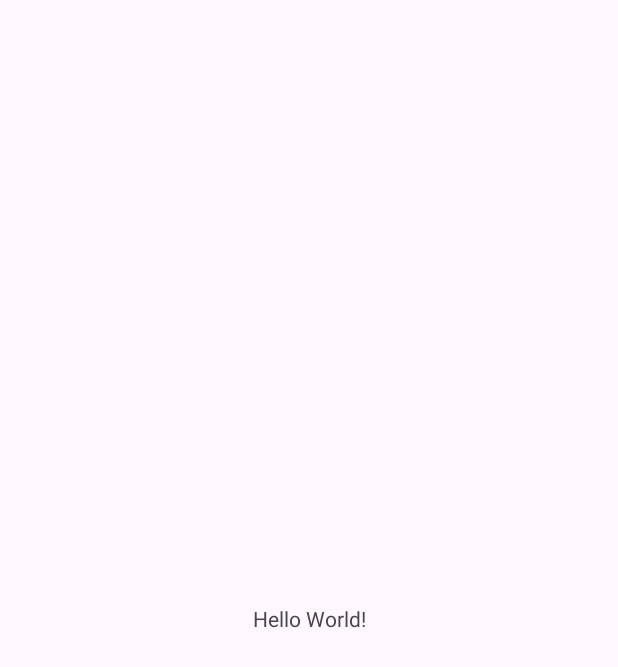
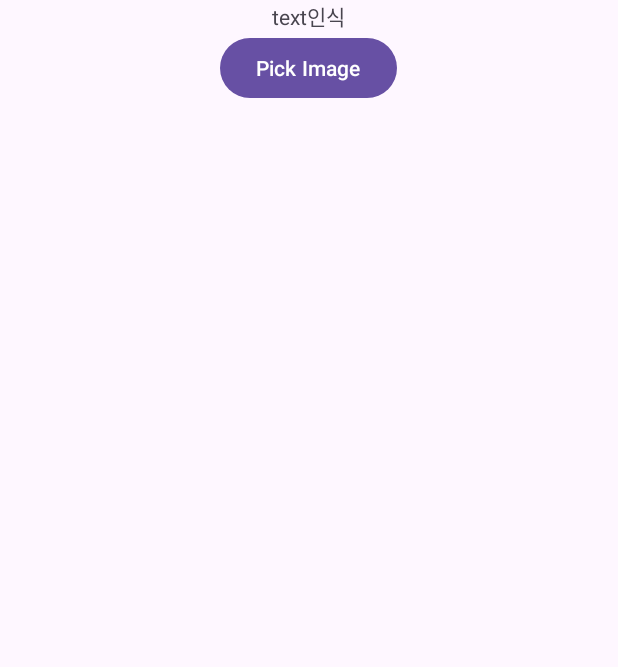
Before and after one commit to kimbamtol/And, an Android app: the screen it shows after launch (MainActivity), on a phone screen of 412 x 824 dp. Before the commit the part shown is almost empty. Shown: the top 667 px of the screen. Run offline under Robolectric (Android 15) with nearby library versions, the phone set to English and light mode, and no system bars; our stand-ins replace data binding; libraries missing offline, so code that uses them is left out: com.google.mlkit.vision.

Commit message:
[new] use ML KIT for recognize text from image

```diff
--- a/app/src/main/res/layout/activity_main.xml
+++ b/app/src/main/res/layout/activity_main.xml
@@ -1,18 +1,39 @@
 <?xml version="1.0" encoding="utf-8"?>
-<androidx.constraintlayout.widget.ConstraintLayout xmlns:android="http://schemas.android.com/apk/res/android"
-    xmlns:app="http://schemas.android.com/apk/res-auto"
-    xmlns:tools="http://schemas.android.com/tools"
+<layout xmlns:android="http://schemas.android.com/apk/res/android"
+        xmlns:app="http://schemas.android.com/apk/res-auto"
+        xmlns:tools="http://schemas.android.com/tools">
+<androidx.appcompat.widget.LinearLayoutCompat
     android:layout_width="match_parent"
     android:layout_height="match_parent"
+    android:gravity="center_horizontal"
+    android:orientation="vertical"
     tools:context=".MainActivity">
 
     <TextView
         android:layout_width="wrap_content"
         android:layout_height="wrap_content"
-        android:text="Hello World!"
+        android:text="@string/text"
         app:layout_constraintBottom_toBottomOf="parent"
         app:layout_constraintEnd_toEndOf="parent"
         app:layout_constraintStart_toStartOf="parent"
         app:layout_constraintTop_toTopOf="parent" />
 
-</androidx.constraintlayout.widget.ConstraintLayout>
+        <!-- 이미지 선택 버튼 -->
+        <Button
+                android:id="@+id/buttonPickImage"
+                android:layout_width="wrap_content"
+                android:layout_height="wrap_content"
+                android:text="@string/pick_image"
+                android:layout_gravity="center_horizontal"/>
+
+        <!-- 텍스트 결과를 표시할 텍스트 뷰 -->
+        <TextView
+                android:id="@+id/textViewResult"
+                android:layout_width="match_parent"
+                android:layout_height="match_parent"
+                android:layout_marginTop="16dp"
+                android:text=""
+                android:textSize="18sp"/>
+
+    </androidx.appcompat.widget.LinearLayoutCompat>
+</layout>
--- a/app/src/main/res/values/strings.xml
+++ b/app/src/main/res/values/strings.xml
@@ -1,3 +1,5 @@
 <resources>
     <string name="app_name">And</string>
+    <string name="pick_image">Pick Image</string>
+    <string name="text">text인식</string>
 </resources>
```
Also changed, not shown: app/build.gradle.kts (+13 -1 lines), app/src/main/java/com/and/MainActivity.kt (+57 -1 lines), build.gradle.kts (line endings or trailing spaces), gradle.properties (line endings or trailing spaces).
